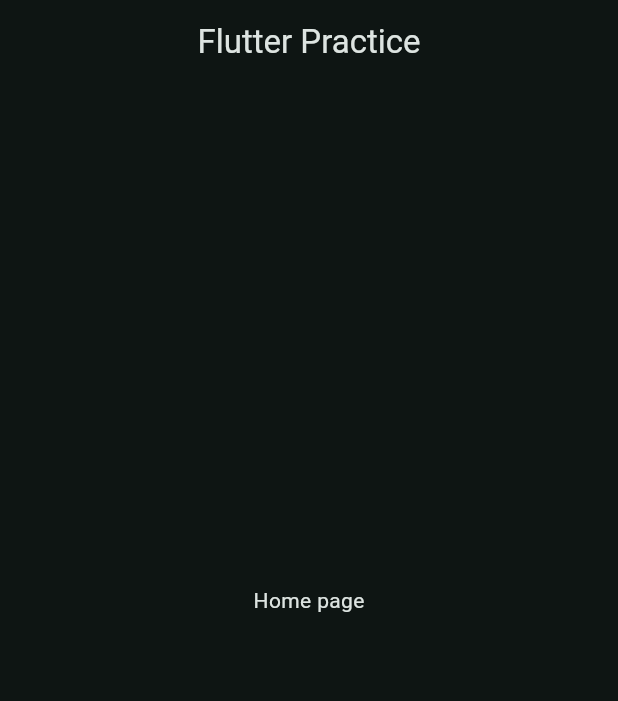
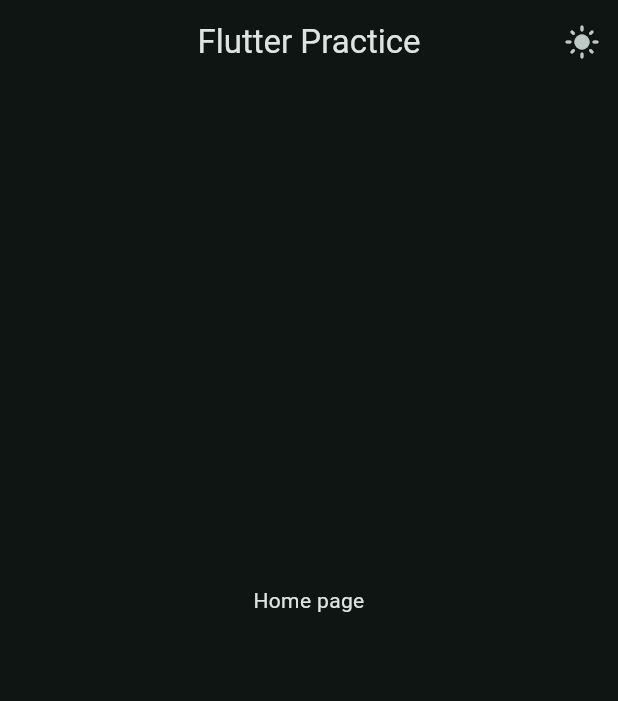
Before and after one commit to faniiaa/counter, a Flutter app: the screen it shows after launch, on a phone screen of 412 x 824 dp. Shown: the top 701 px of the screen. Run offline on Flutter 3.47's test engine with Material 3 defaults, Android fonts, the phone set to English and light mode, and no system bars.

Commit message:
Light Mode and Dark Mode Bottom

```diff
--- a/lib/data/notifiers.dart
+++ b/lib/data/notifiers.dart
@@ -1,3 +1,4 @@
 import 'package:flutter/material.dart';
 
 ValueNotifier<int> selectedPageNotifier = ValueNotifier(0);
+ValueNotifier<bool> isDarkModeNotifier = ValueNotifier(true);
--- a/lib/main.dart
+++ b/lib/main.dart
@@ -1,4 +1,5 @@
 import 'package:flutter/material.dart';
+import 'package:practice_flutter/data/notifiers.dart';
 
 import 'views/widget_tree.dart';
 
@@ -16,15 +17,18 @@ class App extends StatefulWidget {
 class _AppState extends State<App> {
   @override
   Widget build(BuildContext context) {
+    return ValueListenableBuilder(
+      valueListenable: isDarkModeNotifier, builder: (context, isDarkMode, child) {
       return MaterialApp(
         debugShowCheckedModeBanner: false,
         theme: ThemeData(
           colorScheme: ColorScheme.fromSeed(
             seedColor: Colors.teal,
-          brightness: Brightness.dark,
+            brightness: isDarkMode ? Brightness.dark : Brightness.light,
           ),
         ),
         home: WidgetTree(),
       );
+    },);
   }
 }
--- a/lib/views/pages/home_page.dart
+++ b/lib/views/pages/home_page.dart
@@ -5,7 +5,7 @@ class HomePage extends StatelessWidget {
 
   @override
   Widget build(BuildContext context) {
-    return Center(child: Text('Home page'),
+    return Center(child: Text('Home page', textAlign: TextAlign.center),
     );
   }
 }
--- a/lib/views/widget_tree.dart
+++ b/lib/views/widget_tree.dart
@@ -13,7 +13,24 @@ class WidgetTree extends StatelessWidget {
   @override
   Widget build(BuildContext context) {
     return Scaffold(
-      appBar: AppBar(title: Text('Flutter Practice'), centerTitle: true),
+      appBar: AppBar(
+        title: Text('Flutter Practice'),
+        centerTitle: true,
+        actions: [
+          IconButton(
+            onPressed: () {
+              isDarkModeNotifier.value = !isDarkModeNotifier.value;
+            },
+            icon: ValueListenableBuilder(
+              valueListenable: isDarkModeNotifier,
+              builder: (context, isDarkMode, child) {
+                return Icon( isDarkMode ? Icons.light_mode : Icons.dark_mode,
+                );
+              },
+            ),
+          ),
+        ],
+      ),
       body: ValueListenableBuilder(
         valueListenable: selectedPageNotifier,
         builder: (context, selectedPage, child) {
```
Lines whose indentation alone changed are shown as unchanged.
